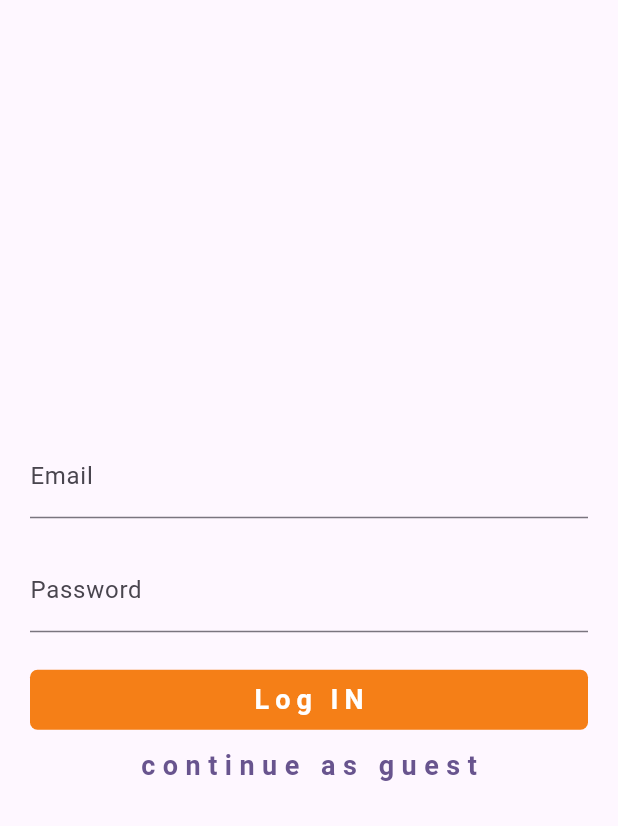
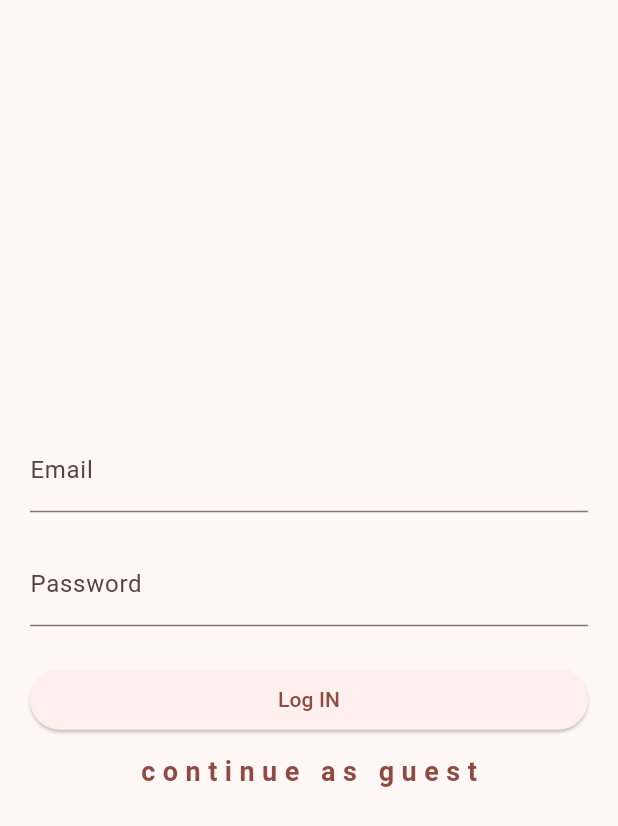
Before and after one commit to Xcheche/multi_vendor_shop_app, a Flutter app: the screen it shows after launch, on a phone screen of 412 x 824 dp. Shown: the top 826 px of the screen. Run offline on Flutter 3.47's test engine with Material 2 defaults, Android fonts, the phone set to English and light mode, and no system bars.

Commit message:
in progress

```diff
--- a/lib/main.dart
+++ b/lib/main.dart
@@ -9,7 +9,6 @@ void main() {
 class MyApp extends StatelessWidget {
   const MyApp({super.key});
 
-  // This widget is the root of your application.
   @override
   Widget build(BuildContext context) {
     SystemChrome.setSystemUIOverlayStyle(
@@ -19,22 +18,9 @@ class MyApp extends StatelessWidget {
       debugShowCheckedModeBanner: false,
       title: 'Flutter Demo',
       theme: ThemeData(
-        // This is the theme of your application.
-        //
-        // TRY THIS: Try running your application with "flutter run". You'll see
-        // the application has a blue toolbar. Then, without quitting the app,
-        // try changing the seedColor in the colorScheme below to Colors.green
-        // and then invoke "hot reload" (save your changes or press the "hot
-        // reload" button in a Flutter-supported IDE, or press "r" if you used
-        // the command line to start the app).
-        //
-        // Notice that the counter didn't reset back to zero; the application
-        // state is not lost during the reload. To reset the state, use hot
-        // restart instead.
-        //
-        // This works for code too, not just values: Most code changes can be
-        // tested with just a hot reload.
-        colorScheme: ColorScheme.fromSeed(seedColor: Colors.deepPurple),
+        colorScheme: ColorScheme.fromSeed(
+          seedColor: Colors.red,
+        ),
         useMaterial3: true,
       ),
       home: LoginScreen(),
--- a/lib/views/screens/login_screen.dart
+++ b/lib/views/screens/login_screen.dart
@@ -25,21 +25,15 @@ class LoginScreen extends StatelessWidget {
             ),
             SizedBox(height: 25),
             Container(
-              height: 40,
               width: MediaQuery.of(context).size.width,
-              decoration: BoxDecoration(
-                color: Colors.yellow.shade900,
-                borderRadius: BorderRadius.circular(5),
-              ),
-              child: Center(
+              child: ElevatedButton(
+                onPressed: () {
+                  print(
+                    'Log IN',
+                  );
+                },
                 child: Text(
                   'Log IN',
-                  style: TextStyle(
-                    color: Colors.white,
-                    fontWeight: FontWeight.bold,
-                    fontSize: 18,
-                    letterSpacing: 4,
-                  ),
                 ),
               ),
             ),
```
